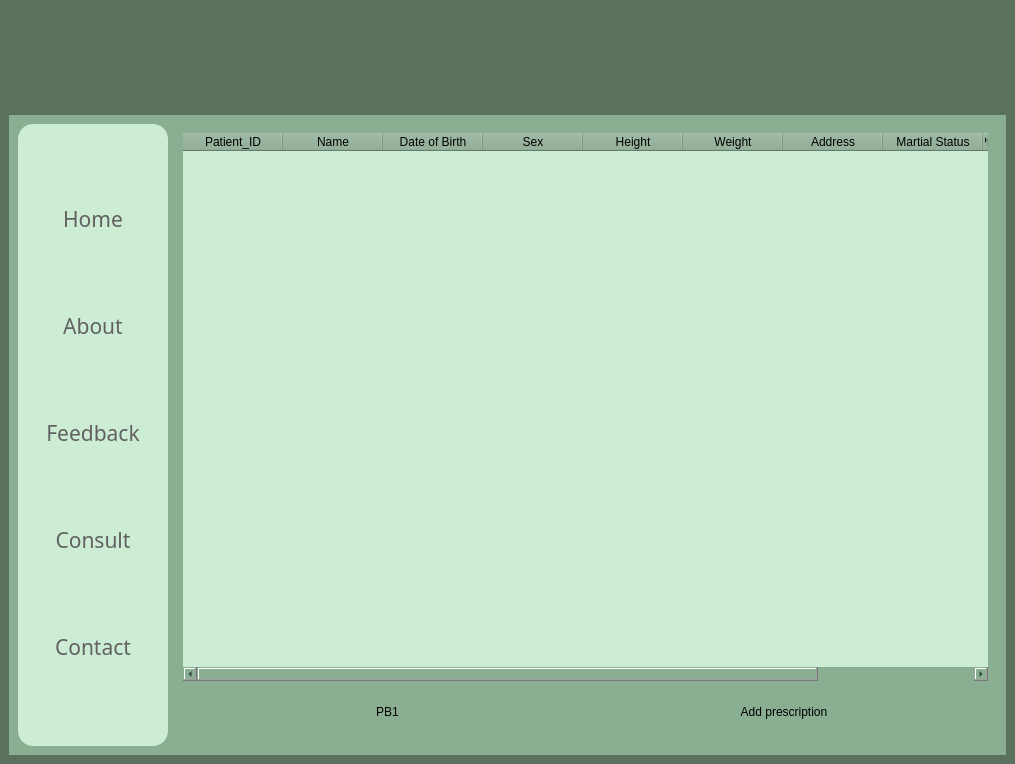
Old version of the form staff_logged_in.ui in the repository srishtiigautam/restorehealth.
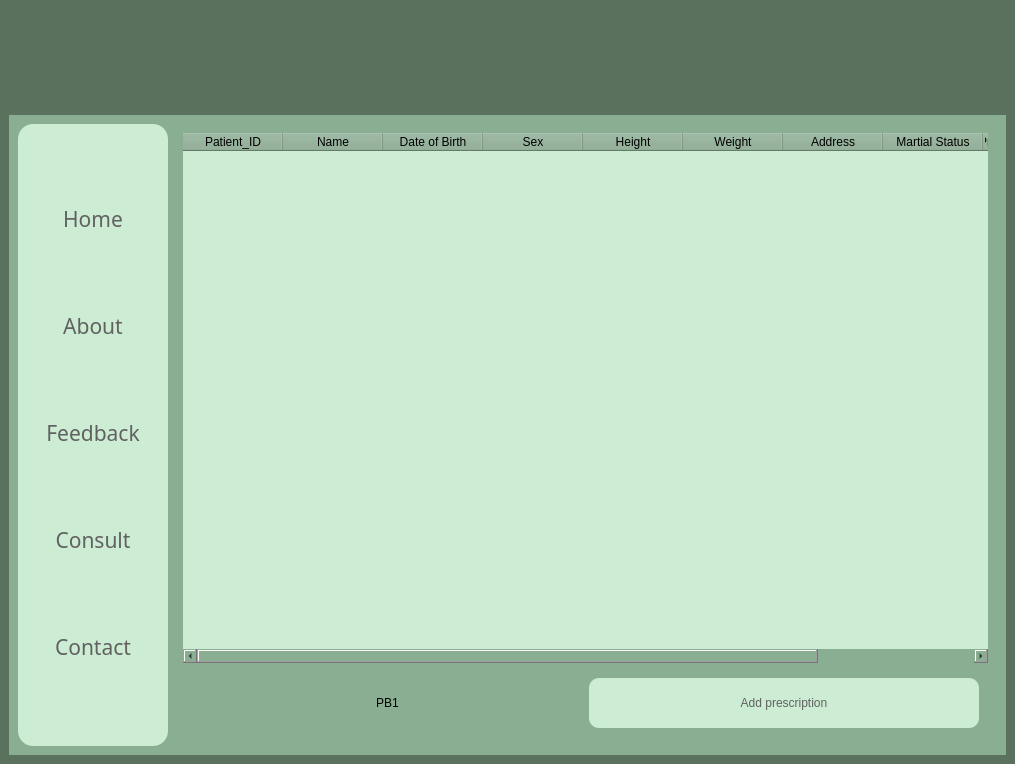
New version of the form. Icons and pictures are not drawn.

Diff of the .ui file:
```diff
--- a/staff_logged_in.ui
+++ b/staff_logged_in.ui
@@ -490,7 +490,28 @@
                </widget>
               </item>
               <item>
-               <widget class="QPushButton" name="pushButton_3">
+               <widget class="QPushButton" name="Prescription_button">
+                <property name="minimumSize">
+                 <size>
+                  <width>0</width>
+                  <height>50</height>
+                 </size>
+                </property>
+                <property name="styleSheet">
+                 <string notr="true">QPushButton{
+background-color: rgb(204, 236, 211);
+color: rgb(97, 97, 97);
+border-radius:10px;
+}
+
+QPushButton:hover{
+	background-color: rgb(220, 255, 228);
+}
+ QPushButton:pressed{
+	background-color: rgb(90, 113, 94);	
+	color: rgb(204, 236, 211);
+}</string>
+                </property>
                 <property name="text">
                  <string>Add prescription</string>
                 </property>
```
